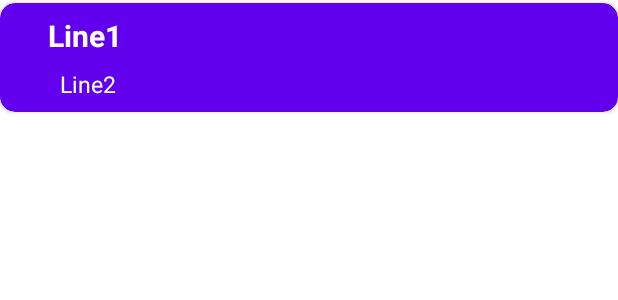
After one commit to Skidz0r/Mobile-Programming, an Android app: the layout device_item.xml on its own in the app's theme, with its tools: preview values and no code run, on a phone screen of 412 x 824 dp. The commit adds this screen. Shown: the top 300 px of the screen. Run offline under Robolectric (Android 15) with nearby library versions, the phone set to English and light mode, and no system bars.

Commit message:
Added function to pair devices

```diff
--- /dev/null
+++ b/app/src/main/res/layout/device_item.xml
@@ -0,0 +1,48 @@
+<?xml version="1.0" encoding="utf-8"?>
+<androidx.cardview.widget.CardView xmlns:android="http://schemas.android.com/apk/res/android"
+    xmlns:app="http://schemas.android.com/apk/res-auto"
+    android:layout_width="match_parent"
+    android:layout_height="wrap_content"
+    android:layout_marginTop="2dp"
+    android:layout_marginBottom="2dp"
+    app:cardBackgroundColor="@color/purple_500"
+    app:cardCornerRadius="10dp">
+
+    <RelativeLayout
+        android:layout_width="match_parent"
+        android:layout_height="wrap_content">
+
+        <TextView
+            android:id="@+id/textView1"
+            android:layout_width="wrap_content"
+            android:layout_height="wrap_content"
+            android:layout_alignParentStart="true"
+            android:layout_alignParentLeft="true"
+            android:layout_alignParentTop="true"
+            android:layout_marginStart="32dp"
+            android:layout_marginLeft="32dp"
+            android:layout_marginTop="8dp"
+            android:text="Line1"
+            android:textColor="@color/white"
+            android:textSize="20dp"
+            android:textStyle="bold" />
+
+        <TextView
+            android:id="@+id/textView2"
+            android:layout_width="wrap_content"
+            android:layout_height="wrap_content"
+            android:layout_below="@+id/textView1"
+            android:layout_alignStart="@+id/textView1"
+            android:layout_alignLeft="@+id/textView1"
+            android:layout_marginStart="8dp"
+            android:layout_marginLeft="8dp"
+            android:layout_marginTop="8dp"
+            android:layout_marginBottom="8dp"
+            android:text="Line2"
+            android:textColor="@color/white"
+            android:textSize="15dp" />
+
+    </RelativeLayout>
+
+
+</androidx.cardview.widget.CardView>
```
Also changed, not shown: app/src/main/java/com/example/mobilechatapp/BluetoothConnection.java (+79 -9 lines), app/src/main/java/com/example/mobilechatapp/DeviceRecycleAdapter.java (added, +74 -0 lines), app/src/main/res/layout/activity_bluetooth_connection.xml (+13 -2 lines).
